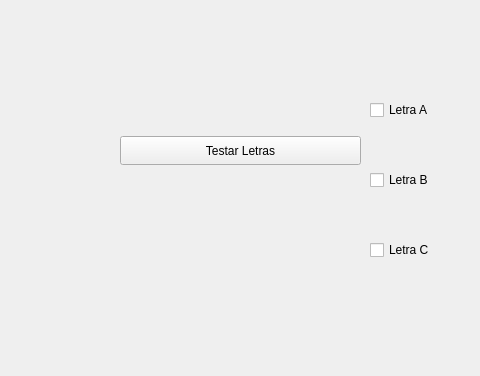
This is QT_Creator/Checkbox/mainwindow.ui in fernandojsmelo/Curso-Logica-Programacao- as Qt 5 draws it before an edit; both pictures show x 230 to 710 and y 224 to 600 of the 800 by 600 pixel window. The edited form follows.
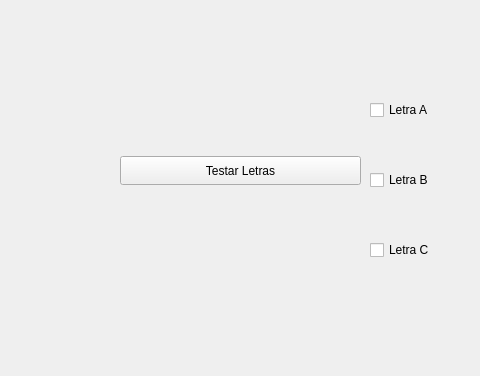
This is the edited form.

Commit message: Gt Creator Aula 133. Check box parte 2

Diff of the .ui file:
```diff
--- a/QT_Creator/Checkbox/mainwindow.ui
+++ b/QT_Creator/Checkbox/mainwindow.ui
@@ -82,7 +82,7 @@
     <property name="geometry">
      <rect>
       <x>350</x>
-      <y>360</y>
+      <y>380</y>
       <width>241</width>
       <height>29</height>
      </rect>
```
Left out of the diff: 2 changed lines with no effect on the pictures.
